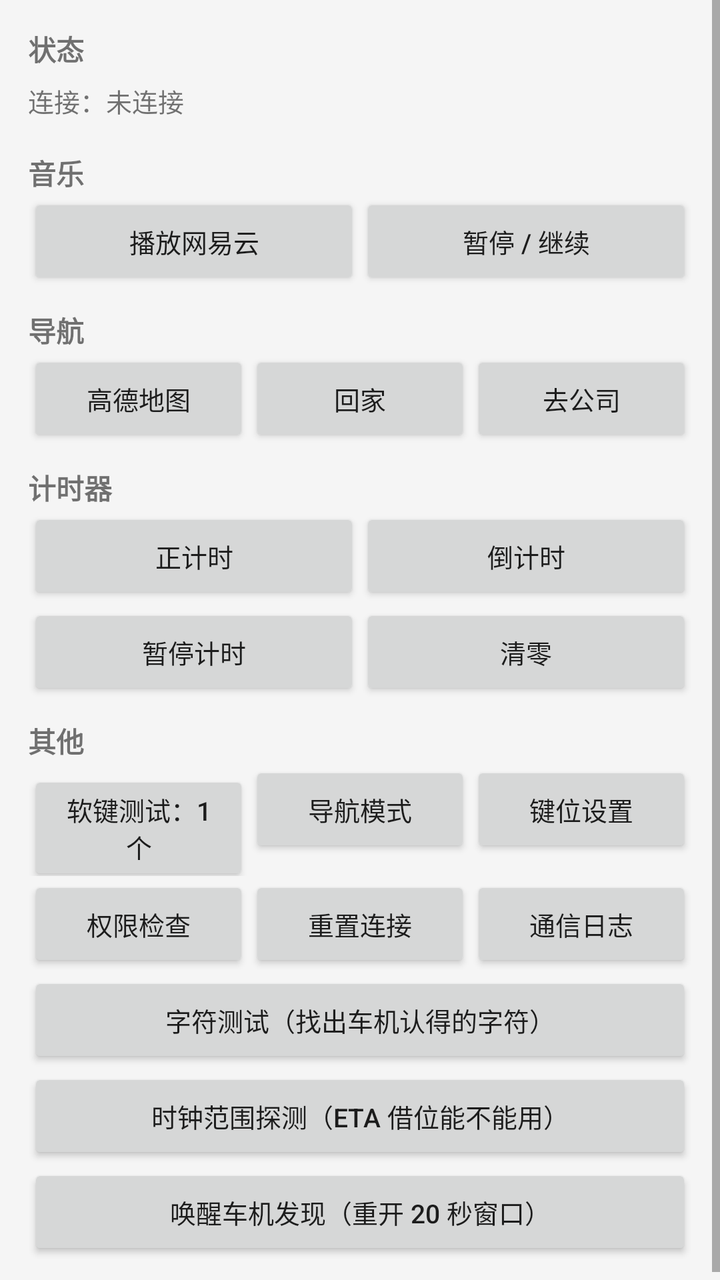
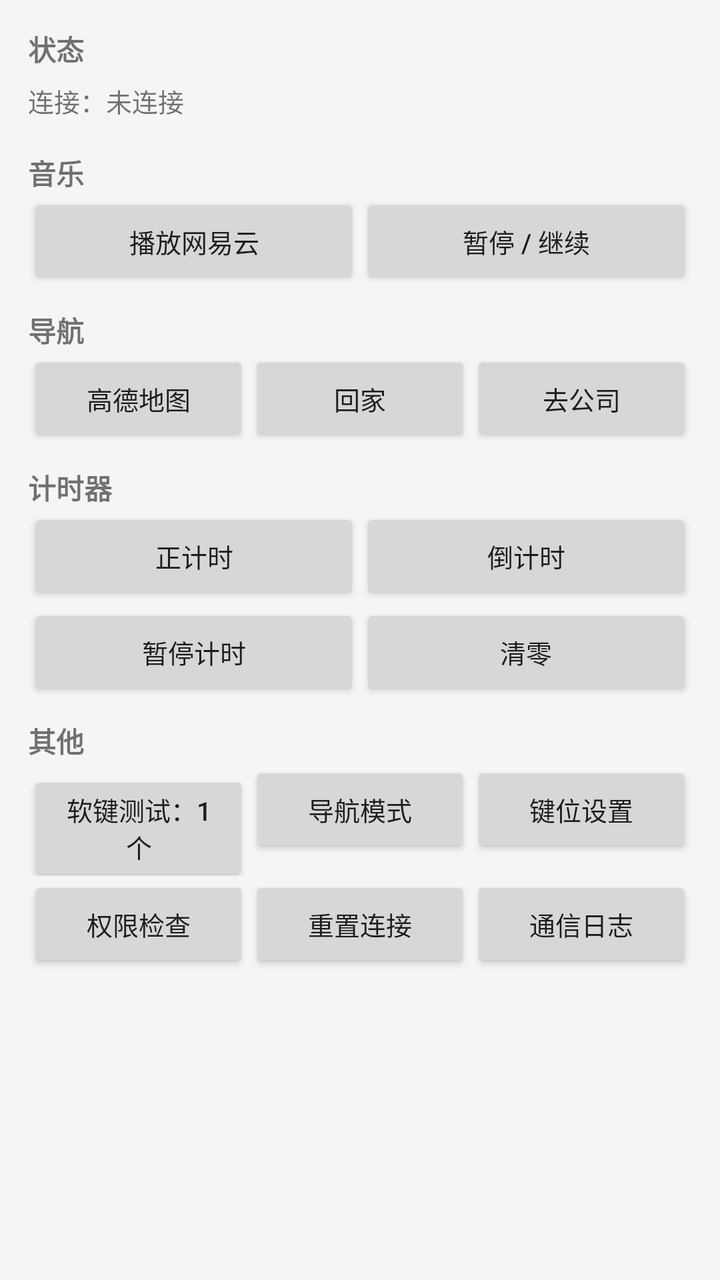

The first picture is an Android layout as it rendered before a commit; the second is the same layout after the commit. The layout source and the unified diff follow.
<!-- AndroidManifest.xml: application theme Theme.SyncGlance -->
<!-- res/layout/activity_main.xml -->
<?xml version="1.0" encoding="utf-8"?>
<ScrollView xmlns:android="http://schemas.android.com/apk/res/android"
    android:layout_width="match_parent"
    android:layout_height="match_parent"
    android:fitsSystemWindows="true"
    android:background="#F5F5F5">

    <LinearLayout
        android:layout_width="match_parent"
        android:layout_height="wrap_content"
        android:orientation="vertical"
        android:padding="14dp">

        
        <TextView
            android:layout_width="match_parent"
            android:layout_height="wrap_content"
            android:text="状态"
            android:textStyle="bold"
            android:textSize="14sp" />

        <TextView
            android:id="@+id/tvState"
            android:layout_width="match_parent"
            android:layout_height="wrap_content"
            android:paddingTop="6dp"
            android:paddingBottom="6dp"
            android:textSize="13sp"
            android:fontFamily="monospace"
            android:text="连接：未连接" />

        
        <TextView
            android:layout_width="match_parent"
            android:layout_height="wrap_content"
            android:text="音乐"
            android:textStyle="bold"
            android:textSize="14sp"
            android:paddingTop="10dp" />

        <LinearLayout
            android:layout_width="match_parent"
            android:layout_height="wrap_content"
            android:orientation="horizontal">

            <Button
                android:id="@+id/btnPlayNetease"
                android:layout_width="0dp"
                android:layout_weight="1"
                android:layout_height="wrap_content"
                android:text="播放网易云"
                android:textSize="13sp" />

            <Button
                android:id="@+id/btnPlayPause"
                android:layout_width="0dp"
                android:layout_weight="1"
                android:layout_height="wrap_content"
                android:text="暂停 / 继续"
                android:textSize="13sp" />
        </LinearLayout>

        
        <TextView
            android:layout_width="match_parent"
            android:layout_height="wrap_content"
            android:text="导航"
            android:textStyle="bold"
            android:textSize="14sp"
            android:paddingTop="10dp" />

        <LinearLayout
            android:layout_width="match_parent"
            android:layout_height="wrap_content"
            android:orientation="horizontal">

            <Button
                android:id="@+id/btnAmap"
                android:layout_width="0dp"
                android:layout_weight="1"
                android:layout_height="wrap_content"
                android:text="高德地图"
                android:textSize="13sp" />

            <Button
                android:id="@+id/btnGoHome"
                android:layout_width="0dp"
                android:layout_weight="1"
                android:layout_height="wrap_content"
                android:text="回家"
                android:textSize="13sp" />

            <Button
                android:id="@+id/btnGoWork"
                android:layout_width="0dp"
                android:layout_weight="1"
                android:layout_height="wrap_content"
                android:text="去公司"
                android:textSize="13sp" />
        </LinearLayout>

        
        <TextView
            android:layout_width="match_parent"
            android:layout_height="wrap_content"
            android:text="计时器"
            android:textStyle="bold"
            android:textSize="14sp"
            android:paddingTop="10dp" />

        <LinearLayout
            android:layout_width="match_parent"
            android:layout_height="wrap_content"
            android:orientation="horizontal">

            <Button
                android:id="@+id/btnTimerCountUp"
                android:layout_width="0dp"
                android:layout_weight="1"
                android:layout_height="wrap_content"
                android:text="正计时"
                android:textSize="13sp" />

            <Button
                android:id="@+id/btnTimerCountDown"
                android:layout_width="0dp"
                android:layout_weight="1"
                android:layout_height="wrap_content"
                android:text="倒计时"
                android:textSize="13sp" />
        </LinearLayout>

        <LinearLayout
            android:layout_width="match_parent"
            android:layout_height="wrap_content"
            android:orientation="horizontal">

            <Button
                android:id="@+id/btnTimerPause"
                android:layout_width="0dp"
                android:layout_weight="1"
                android:layout_height="wrap_content"
                android:text="暂停计时"
                android:textSize="13sp" />

            <Button
                android:id="@+id/btnTimerClear"
                android:layout_width="0dp"
                android:layout_weight="1"
                android:layout_height="wrap_content"
                android:text="清零"
                android:textSize="13sp" />
        </LinearLayout>

        
        <TextView
            android:layout_width="match_parent"
            android:layout_height="wrap_content"
            android:text="其他"
            android:textStyle="bold"
            android:textSize="14sp"
            android:paddingTop="10dp" />

        <LinearLayout
            android:layout_width="match_parent"
            android:layout_height="wrap_content"
            android:orientation="horizontal">

            <Button
                android:id="@+id/btnSoftButton"
                android:layout_width="0dp"
                android:layout_weight="1"
                android:layout_height="wrap_content"
                android:text="软键测试：1 个"
                android:textSize="13sp" />

            <Button
                android:id="@+id/btnNavMode"
                android:layout_width="0dp"
                android:layout_weight="1"
                android:layout_height="wrap_content"
                android:text="导航模式"
                android:textSize="13sp" />

            <Button
                android:id="@+id/btnKeyMap"
                android:layout_width="0dp"
                android:layout_weight="1"
                android:layout_height="wrap_content"
                android:text="键位设置"
                android:textSize="13sp" />
        </LinearLayout>

        <LinearLayout
            android:layout_width="match_parent"
            android:layout_height="wrap_content"
            android:orientation="horizontal">

            <Button
                android:id="@+id/btnPermCheck"
                android:layout_width="0dp"
                android:layout_weight="1"
                android:layout_height="wrap_content"
                android:text="权限检查"
                android:textSize="13sp" />

            <Button
                android:id="@+id/btnReset"
                android:layout_width="0dp"
                android:layout_weight="1"
                android:layout_height="wrap_content"
                android:text="重置连接"
                android:textSize="13sp" />

            <Button
                android:id="@+id/btnOpenLog"
                android:layout_width="0dp"
                android:layout_weight="1"
                android:layout_height="wrap_content"
                android:text="通信日志"
                android:textSize="13sp" />
        </LinearLayout>

        <Button
            android:id="@+id/btnCharTest"
            android:layout_width="match_parent"
            android:layout_height="wrap_content"
            android:text="字符测试（找出车机认得的字符）"
            android:textSize="13sp" />

        
        <Button
            android:id="@+id/btnClockProbe"
            android:layout_width="match_parent"
            android:layout_height="wrap_content"
            android:text="时钟范围探测（ETA 借位能不能用）"
            android:textSize="13sp" />

        
        <Button
            android:id="@+id/btnWakeRouter"
            android:layout_width="match_parent"
            android:layout_height="wrap_content"
            android:text="唤醒车机发现（重开 20 秒窗口）"
            android:textSize="13sp" />

    </LinearLayout>
</ScrollView>
<!-- resources referenced by this layout -->
<resources>
  <style name="Theme.SyncGlance" parent="Theme.AppCompat.Light.DarkActionBar">
          <item name="android:windowOptOutEdgeToEdgeEnforcement" tools:targetApi="35">true</item>
      </style>
</resources>

<!-- the commit's change to res/layout/activity_main.xml (unified diff, before → after) -->
@@ -221,28 +221,5 @@
                 android:textSize="13sp" />
         </LinearLayout>
 
-        <Button
-            android:id="@+id/btnCharTest"
-            android:layout_width="match_parent"
-            android:layout_height="wrap_content"
-            android:text="字符测试（找出车机认得的字符）"
-            android:textSize="13sp" />
-
-        
-        <Button
-            android:id="@+id/btnClockProbe"
-            android:layout_width="match_parent"
-            android:layout_height="wrap_content"
-            android:text="时钟范围探测（ETA 借位能不能用）"
-            android:textSize="13sp" />
-
-        
-        <Button
-            android:id="@+id/btnWakeRouter"
-            android:layout_width="match_parent"
-            android:layout_height="wrap_content"
-            android:text="唤醒车机发现（重开 20 秒窗口）"
-            android:textSize="13sp" />
-
     </LinearLayout>
 </ScrollView>
